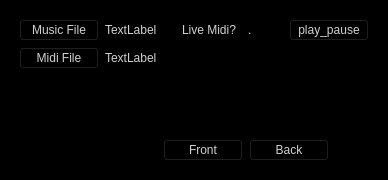
First picture: the form in cpp/src/mainwindow.ui, repository PeterMitrano/glowsuit, before the edit.
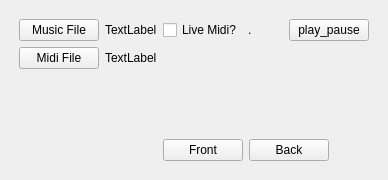
Second picture: the form after the edit.

Commit message: more basic gui translated from Py->C++

Patch:
```diff
--- a/cpp/src/mainwindow.ui
+++ b/cpp/src/mainwindow.ui
@@ -14,8 +14,7 @@
    <string>MainWindow</string>
   </property>
   <property name="styleSheet">
-   <string notr="true">background-color: rgb(0, 0, 0);
-color: rgb(209, 209, 209);</string>
+   <string notr="true"/>
   </property>
   <widget class="QWidget" name="main">
    <property name="sizePolicy">
```
The commit also changes 2 other files.
